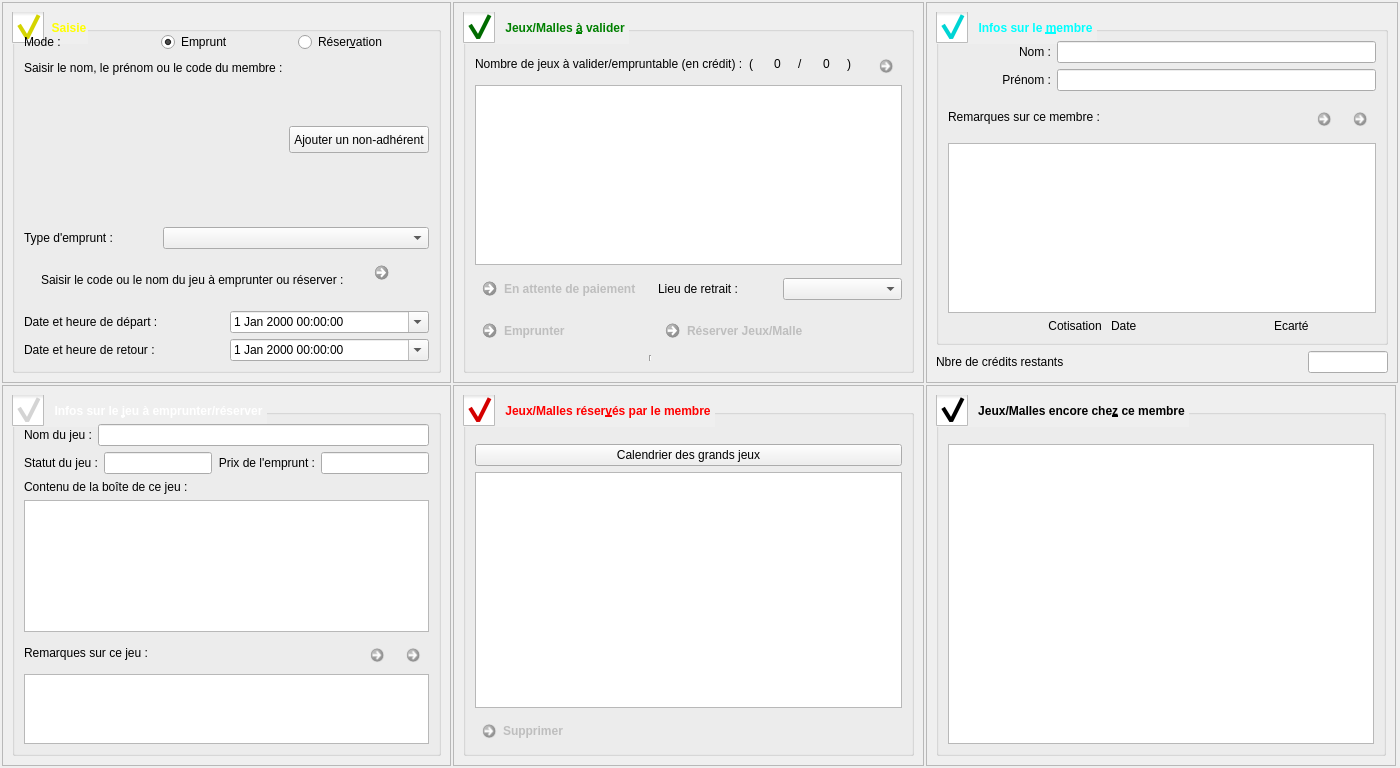
Old version of the form f_emprunt.ui in the repository nivhg/ludopen.
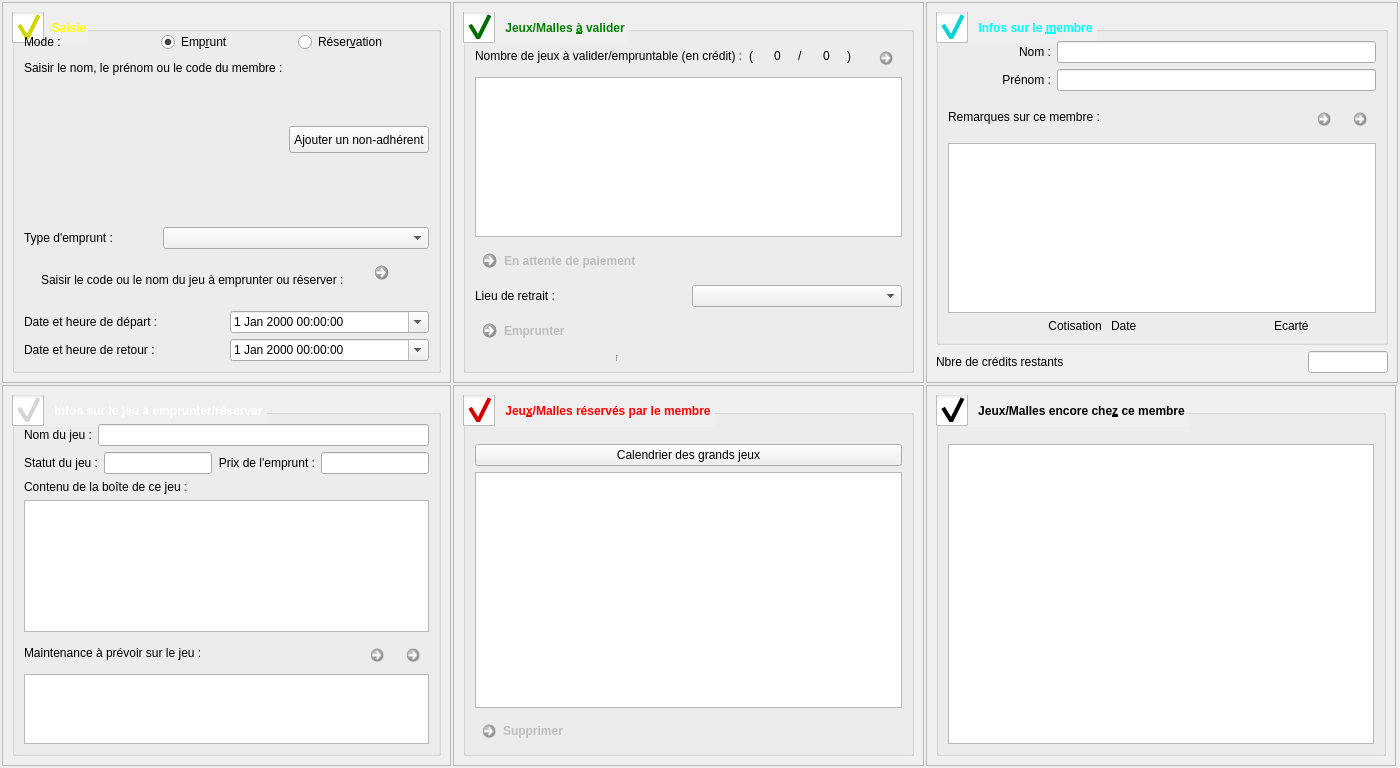
New version of the form. Icons and pictures are not drawn.

Diff of the .ui file:
```diff
--- a/f_emprunt.ui
+++ b/f_emprunt.ui
@@ -173,7 +173,7 @@
            <item>
             <widget class="QLabel" name="Lb_RemarquesJeu">
              <property name="text">
-              <string>Remarques sur ce jeu :</string>
+              <string>Maintenance à prévoir sur le jeu :</string>
              </property>
             </widget>
            </item>
@@ -294,38 +294,6 @@
          <bool>true</bool>
         </property>
         <layout class="QGridLayout" name="gridLayout_8">
-         <item row="5" column="0">
-          <widget class="QCommandLinkButton" name="Bt_Emprunter">
-           <property name="enabled">
-            <bool>false</bool>
-           </property>
-           <property name="cursor">
-            <cursorShape>PointingHandCursor</cursorShape>
-           </property>
-           <property name="layoutDirection">
-            <enum>Qt::LeftToRight</enum>
-           </property>
-           <property name="styleSheet">
-            <string notr="true">
-    border: 0px solid gray;
-    border-radius: 0px;
-</string>
-           </property>
-           <property name="text">
-            <string>Emprunter</string>
-           </property>
-           <property name="icon">
-            <iconset resource="ImagesIcones.qrc">
-             <normaloff>:/Panier.png</normaloff>:/Panier.png</iconset>
-           </property>
-           <property name="iconSize">
-            <size>
-             <width>20</width>
-             <height>20</height>
-            </size>
-           </property>
-          </widget>
-         </item>
          <item row="2" column="0" colspan="4">
           <widget class="QTableView" name="TbV_EmpruntAValider">
            <property name="editTriggers">
@@ -437,7 +405,7 @@
            </item>
           </layout>
          </item>
-         <item row="3" column="0">
+         <item row="3" column="0" colspan="4">
           <widget class="QCommandLinkButton" name="Bt_Regle">
            <property name="enabled">
             <bool>false</bool>
@@ -451,7 +419,7 @@
            </property>
           </widget>
          </item>
-         <item row="3" column="2" colspan="2">
+         <item row="4" column="0" colspan="4">
           <layout class="QHBoxLayout" name="Hl_Retrait">
            <item>
             <widget class="QLabel" name="Lb_LieuRetrait">
@@ -471,17 +439,35 @@
            </item>
           </layout>
          </item>
-         <item row="5" column="2" colspan="2">
-          <widget class="QCommandLinkButton" name="Bt_Reserver">
+         <item row="5" column="0" colspan="4">
+          <widget class="QCommandLinkButton" name="Bt_Emprunter">
            <property name="enabled">
             <bool>false</bool>
            </property>
+           <property name="cursor">
+            <cursorShape>PointingHandCursor</cursorShape>
+           </property>
+           <property name="layoutDirection">
+            <enum>Qt::LeftToRight</enum>
+           </property>
+           <property name="styleSheet">
+            <string notr="true">
+    border: 0px solid gray;
+    border-radius: 0px;
+</string>
+           </property>
            <property name="text">
-            <string>Réserver Jeux/Malle</string>
+            <string>Emprunter</string>
            </property>
            <property name="icon">
             <iconset resource="ImagesIcones.qrc">
-             <normaloff>:/Reservations.png</normaloff>:/Reservations.png</iconset>
+             <normaloff>:/Panier.png</normaloff>:/Panier.png</iconset>
+           </property>
+           <property name="iconSize">
+            <size>
+             <width>20</width>
+             <height>20</height>
+            </size>
            </property>
           </widget>
          </item>
@@ -716,7 +702,7 @@
            <item>
             <widget class="QRadioButton" name="rB_Mode_Emprunt">
              <property name="text">
-              <string>Emprunt</string>
+              <string>Emp&amp;runt</string>
              </property>
              <property name="checked">
               <bool>true</bool>
@@ -766,7 +752,7 @@
 }</string>
         </property>
         <property name="title">
-         <string>Jeux/Malles réser&amp;vés par le membre</string>
+         <string>Jeu&amp;x/Malles réservés par le membre</string>
         </property>
         <property name="checkable">
          <bool>true</bool>
```
Left out of the diff: 274 changed lines with no effect on the pictures.
